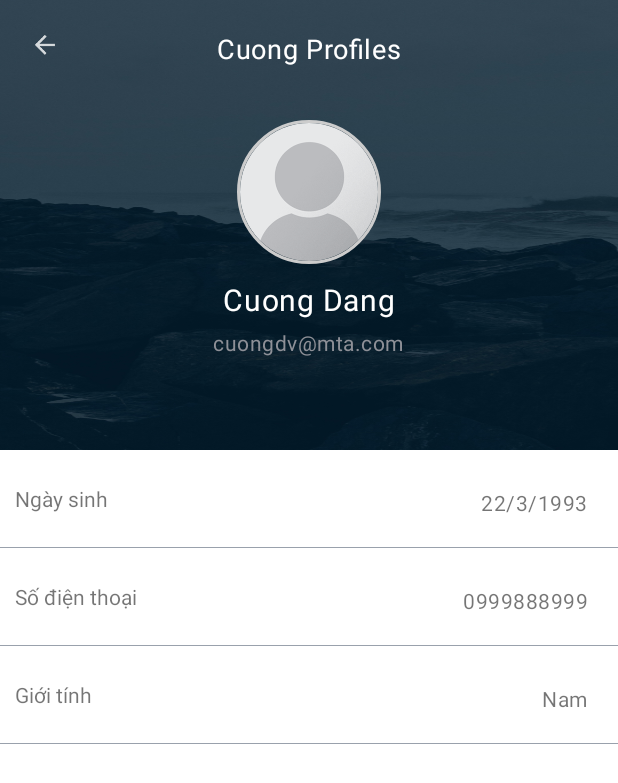
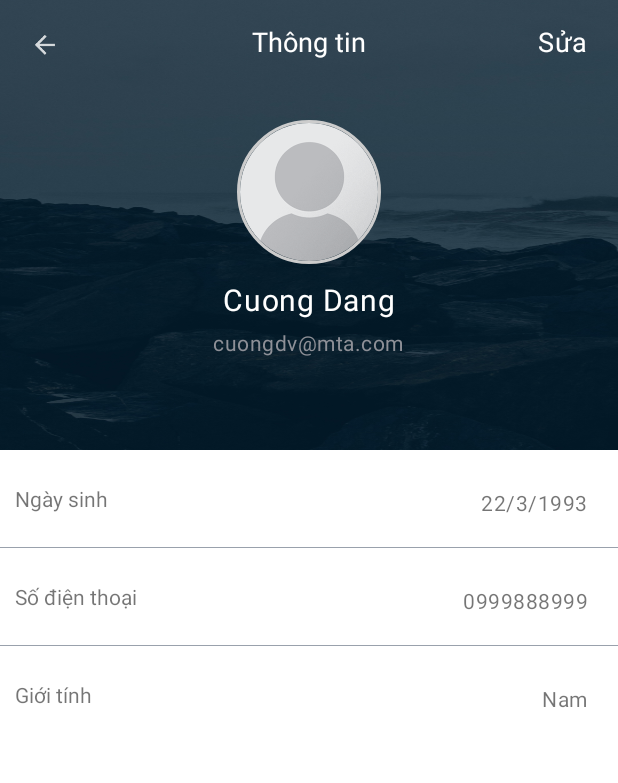
Before and after one commit to meobeongocnghech/Capstone_Project_Android, an Android app: the layout activity_profile_own.xml on its own in the app's theme, with its tools: preview values and no code run, on a phone screen of 412 x 824 dp. Shown: the top 783 px of the screen. Run offline under Robolectric (Android 15) with nearby library versions, the phone set to English and light mode, and no system bars.

Commit message:
[cuongdv][GUI] Create Profile own layout

```diff
--- a/app/src/main/res/layout/activity_profile.xml
+++ b/app/src/main/res/layout/activity_profile_own.xml
@@ -4,8 +4,6 @@
     android:layout_width="match_parent"
     android:layout_height="match_parent"
     xmlns:app="http://schemas.android.com/apk/res-auto">
-
-
     <ScrollView
         android:layout_width="match_parent"
         android:layout_height="match_parent"
@@ -81,7 +79,8 @@
                     android:layout_width="match_parent"
                     android:layout_height="wrap_content"
                     android:layout_marginTop="20dp"
-                    android:orientation="horizontal">
+                    android:orientation="horizontal"
+                    >
 
                     <TextView
                         android:layout_width="wrap_content"
@@ -174,22 +173,15 @@
                             android:textSize="14dp" />
                     </LinearLayout>
                 </LinearLayout>
-                <View
-                    android:layout_width="match_parent"
-                    android:layout_height="0.3dp"
-                    android:layout_marginTop="20dp"
-                    android:background="#99A1AC" />
             </LinearLayout>
-
-
-
-
         </RelativeLayout>
-
     </ScrollView>
 
-
-
+<android.support.v7.widget.Toolbar
+    android:background="#00000000"
+    android:layout_width="match_parent"
+    android:layout_height="wrap_content"
+    >
     <ImageView
         android:layout_alignParentTop="true"
         android:layout_width="20dp"
@@ -200,18 +192,25 @@
 
     <TextView
         android:id="@+id/tvName"
-        android:layout_alignParentTop="true"
         android:layout_width="wrap_content"
         android:layout_height="wrap_content"
-        android:text="Cuong Profiles"
-        android:layout_gravity="left"
-        android:gravity="left"
+        android:text="Thông tin"
+        android:textColor="@color/dpnamecolor"
+        android:layout_gravity="center"
+        android:gravity="bottom"
+        android:textSize="18dp"/>
+
+    <TextView
+        android:id="@+id/tvEditbtn"
+        android:layout_width="wrap_content"
+        android:layout_height="wrap_content"
+        android:text="Sửa"
         android:letterSpacing="0.025"
         android:textColor="@color/dpnamecolor"
-       android:layout_centerHorizontal="true"
-        android:layout_marginTop="20dp"
+        android:layout_gravity="right"
+        android:layout_marginRight="20dp"
         android:textSize="18dp"/>
 
-
+</android.support.v7.widget.Toolbar>
 
 </RelativeLayout>
```
Also changed, not shown: app/src/main/res/layout/activity_member_profile.xml (added, +143 -0 lines), app/src/main/res/font/OpenSans-Bold.ttf (added), app/src/main/res/font/OpenSans-Light.ttf (added), app/src/main/res/font/OpenSans-Semibold.ttf (added).
